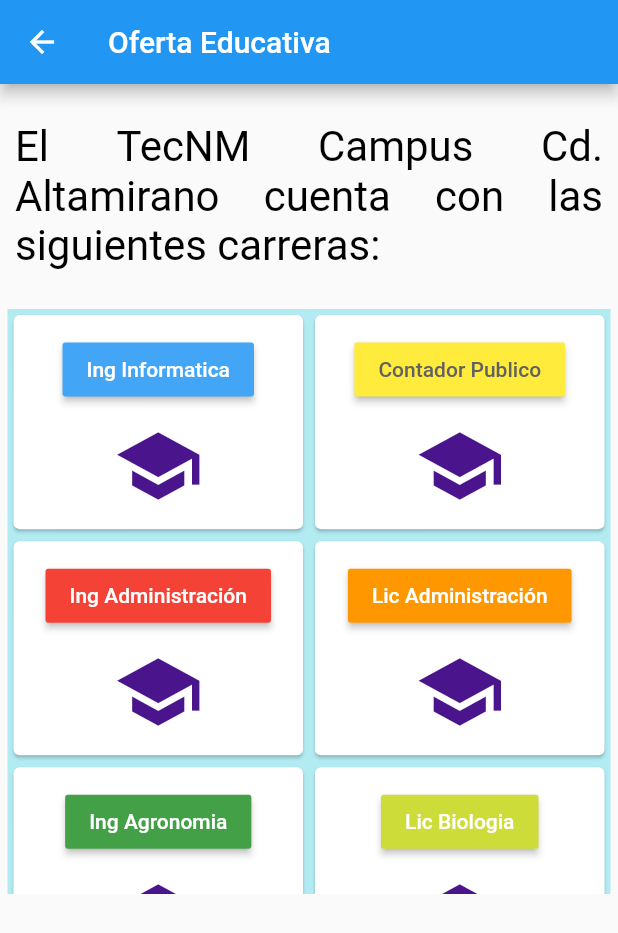
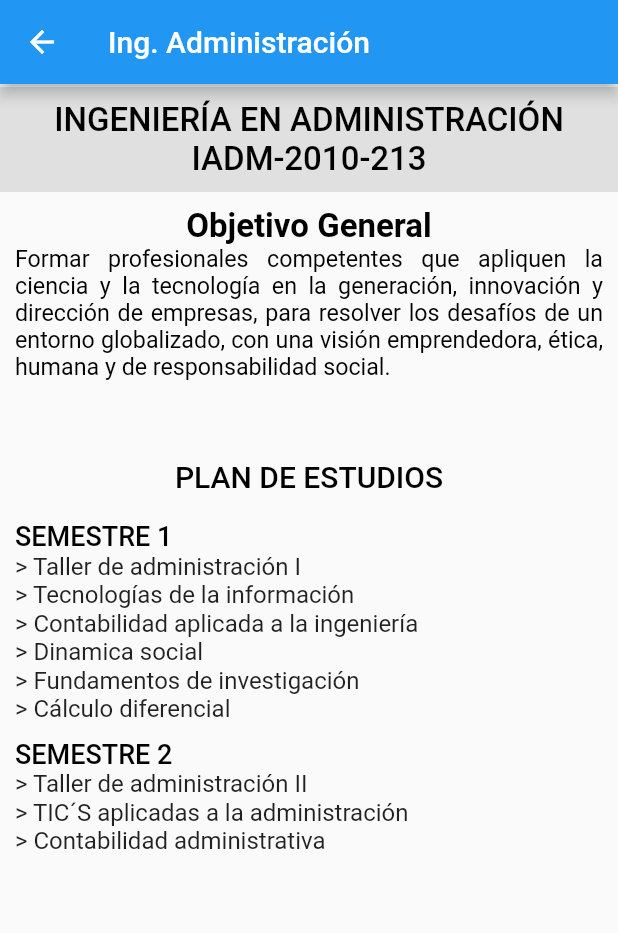
Before and after one commit to Jeryn61297/proyecto_itca, a Flutter app: the CarrerasPage screen opened directly, after a tap on "Ing Administración", on a phone screen of 412 x 824 dp. Shown: the top 933 px of the screen. Run offline on Flutter 3.47's test engine with Material 2 defaults, Android fonts, the phone set to English and light mode, and no system bars.

Commit message:
page ingadmi finish

```diff
--- a/lib/src/pag/fold_carreras/carreras.dart
+++ b/lib/src/pag/fold_carreras/carreras.dart
@@ -1,6 +1,7 @@
 import 'package:flutter/material.dart';
 import 'package:proyecto_itca/src/pag/fold_carreras/contabilidad.dart';
 import 'package:proyecto_itca/src/pag/fold_carreras/informatica.dart';
+import 'package:proyecto_itca/src/pag/fold_carreras/ing_admi.dart';
 
 class CarrerasPage extends StatelessWidget {
   @override
@@ -88,7 +89,12 @@
                 child: Text(
                   'Ing Administración',
                 ),
-                onPressed: () {},
+                onPressed: () {
+                  Navigator.push(
+                      context,
+                      MaterialPageRoute(
+                          builder: (BuildContext context) => IngadmiPage()));
+                },
                 color: Colors.red,
                 textColor: Colors.white,
               ),
--- /dev/null
+++ b/lib/src/pag/fold_carreras/ing_admi.dart
@@ -0,0 +1,226 @@
+import 'package:flutter/material.dart';
+
+class IngadmiPage extends StatelessWidget {
+  static final String routeName = 'ingadmi';
+
+  @override
+  Widget build(BuildContext context) {
+    return Scaffold(
+      appBar: AppBar(
+        title: Text('Ing. Administración'),
+      ),
+      body: Stack(
+        children: <Widget>[
+          SingleChildScrollView(
+            child: Column(
+              children: <Widget>[
+                SizedBox(height: 2),
+                _TituloPage(),
+                _Objetivo(),
+                _Plan(),
+                _Semestres(),
+              ],
+            ),
+          )
+        ],
+      ),
+    );
+  }
+}
+
+Widget _TituloPage() {
+  return Container(
+    alignment: Alignment.center,
+    width: double.infinity,
+    height: 70,
+    color: Colors.grey[300],
+    child: Text(
+      'INGENIERÍA EN ADMINISTRACIÓN\nIADM-2010-213',
+      style: TextStyle(
+          color: Colors.black, fontSize: 22, fontWeight: FontWeight.w500),
+      textAlign: TextAlign.center,
+    ),
+  );
+}
+
+Widget _Objetivo() {
+  return Padding(
+    padding: EdgeInsets.symmetric(horizontal: 10),
+    child: Container(
+      width: double.infinity,
+      height: 170,
+      //color: Colors.yellowAccent,
+      child: Column(
+        children: <Widget>[
+          SizedBox(height: 10),
+          Text(
+            'Objetivo General',
+            style: TextStyle(
+              color: Colors.black,
+              fontSize: 22,
+              fontWeight: FontWeight.w700,
+            ),
+            textAlign: TextAlign.start,
+          ),
+          Text(
+            'Formar profesionales competentes que apliquen la ciencia y la tecnología en la generación, innovación y dirección de empresas, para resolver los desafíos de un entorno globalizado, con una visión emprendedora, ética, humana y de responsabilidad social.',
+            style: TextStyle(color: Colors.black, fontSize: 15.5),
+            textAlign: TextAlign.justify,
+          ),
+        ],
+      ),
+    ),
+  );
+}
+
+Widget _Plan() {
+  return Container(
+    alignment: Alignment.center,
+    width: double.infinity,
+    height: 40,
+    child: Text(
+      'PLAN DE ESTUDIOS',
+      style: TextStyle(
+          color: Colors.black, fontSize: 20, fontWeight: FontWeight.w500),
+      textAlign: TextAlign.center,
+    ),
+  );
+}
+
+Widget _Semestres() {
+  return Padding(
+    padding: EdgeInsets.symmetric(horizontal: 10, vertical: 9),
+    child: Container(
+        height: 220,
+        width: double.infinity,
+        child: ListView(
+          children: [
+            Text(
+              'SEMESTRE 1',
+              style: TextStyle(
+                  fontSize: 18,
+                  color: Colors.black,
+                  fontWeight: FontWeight.w500),
+            ),
+            Text(
+              '> Taller de administración I\n> Tecnologías de la información\n> Contabilidad aplicada a la ingeniería\n> Dinamica social\n> Fundamentos de investigación\n> Cálculo diferencial',
+              style: TextStyle(
+                fontSize: 16,
+              ),
+            ),
+            SizedBox(height: 10),
+            Text(
+              'SEMESTRE 2',
+              style: TextStyle(
+                  fontSize: 18,
+                  color: Colors.black,
+                  fontWeight: FontWeight.w500),
+            ),
+            Text(
+              '> Taller de administración II\n> TIC´S aplicadas a la administración\n> Contabilidad administrativa\n> Comportamiento organizacional\n> Taller de Ética\n> Cálculo Integral',
+              style: TextStyle(
+                fontSize: 16,
+              ),
+            ),
+            SizedBox(height: 10),
+            Text(
+              'SEMESTRE 3',
+              style: TextStyle(
+                  fontSize: 18,
+                  color: Colors.black,
+                  fontWeight: FontWeight.w500),
+            ),
+            Text(
+              '> Innovación tecnológica I\n> Derecho laboral\n> Matemáticas financieras\n> Comunicación organizacional\n> Estadística I\n> Álgebra lineal',
+              style: TextStyle(
+                fontSize: 16,
+              ),
+            ),
+            SizedBox(height: 10),
+            Text(
+              'SEMESTRE 4',
+              style: TextStyle(
+                  fontSize: 18,
+                  color: Colors.black,
+                  fontWeight: FontWeight.w500),
+            ),
+            Text(
+              '> Capital humano I\n> Economía\n> Derecho mercantil\n> Mercadotecnia\n> Estadística II\n> Innovación tecnológica II',
+              style: TextStyle(
+                fontSize: 16,
+              ),
+            ),
+            SizedBox(height: 10),
+            Text(
+              'SEMESTRE 5',
+              style: TextStyle(
+                  fontSize: 18,
+                  color: Colors.black,
+                  fontWeight: FontWeight.w500),
+            ),
+            Text(
+              '> Capital humano II\n> Macroeconomía\n> Administración financiera I\n> Mezcla de mercadotecnia\n> Investigación de operaciones\n> Derecho fiscal',
+              style: TextStyle(
+                fontSize: 16,
+              ),
+            ),
+            SizedBox(height: 10),
+            Text(
+              'SEMESTRE 6',
+              style: TextStyle(
+                  fontSize: 18,
+                  color: Colors.black,
+                  fontWeight: FontWeight.w500),
+            ),
+            Text(
+              '> Administración de la producción\n> Análisis de la problemática nacional\n> Administración financiera II\n> Investigación de mercado\n> Taller de investigación I\n> Desarrollo sustentable',
+              style: TextStyle(
+                fontSize: 16,
+              ),
+            ),
+            SizedBox(height: 10),
+            Text(
+              'SEMESTRE 7',
+              style: TextStyle(
+                  fontSize: 18,
+                  color: Colors.black,
+                  fontWeight: FontWeight.w500),
+            ),
+            Text(
+              '> Administración de la calidad\n> Economía internacional\n> Diseño organizacional\n> Mercadotecnia electrónica\n> Taller de investigación II',
+              style: TextStyle(
+                fontSize: 16,
+              ),
+            ),
+            SizedBox(height: 10),
+            Text(
+              'SEMESTRE 8',
+              style: TextStyle(
+                  fontSize: 18,
+                  color: Colors.black,
+                  fontWeight: FontWeight.w500),
+            ),
+            Text(
+              '> Gestión estratégica\n> Auditoría administrativa\n> Colsultoría\n> Plan de negocios ',
+              style: TextStyle(
+                fontSize: 16,
+              ),
+            ),
+            SizedBox(height: 10),
+            Text(
+              'SEMESTRE 9',
+              style: TextStyle(
+                  fontSize: 18,
+                  color: Colors.black,
+                  fontWeight: FontWeight.w500),
+            ),
+            Text(
+              '> Residencia profesional.',
+              style: TextStyle(
+                fontSize: 16,
+              ),
+            ),
+          ],
+        )),
+  );
+}
```
Also changed, not shown: assets/images/1.jpg.
